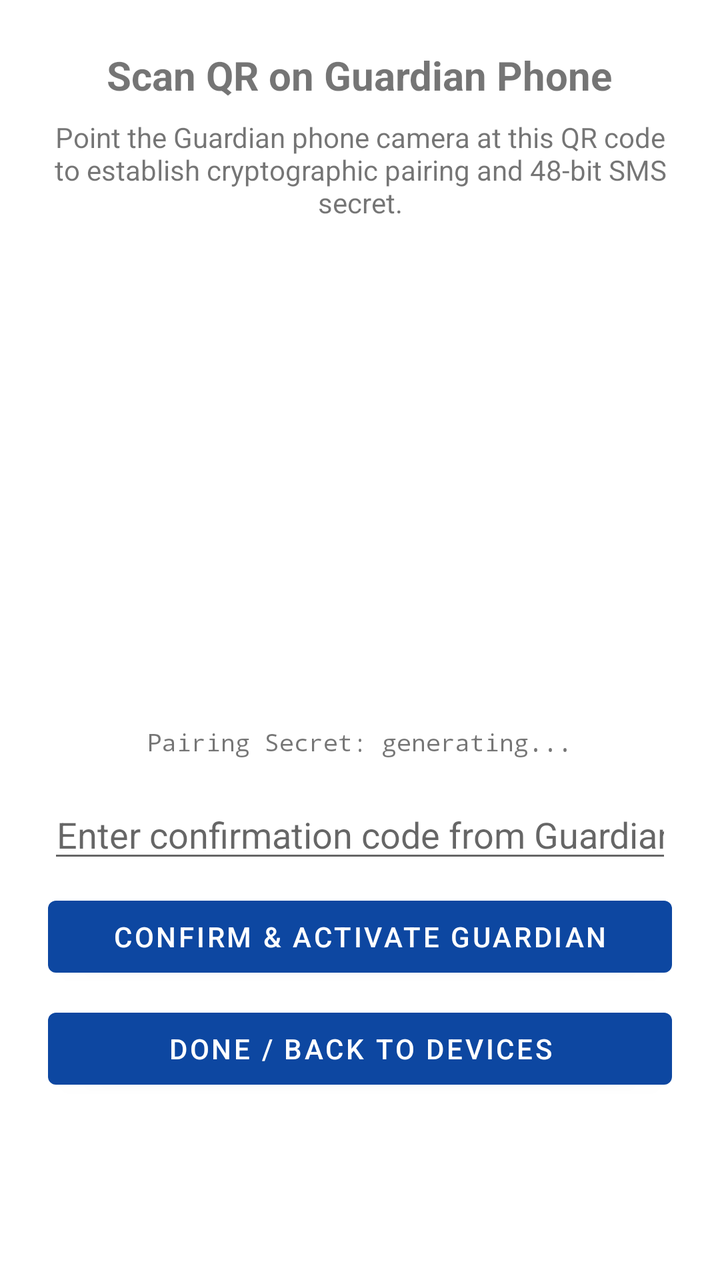
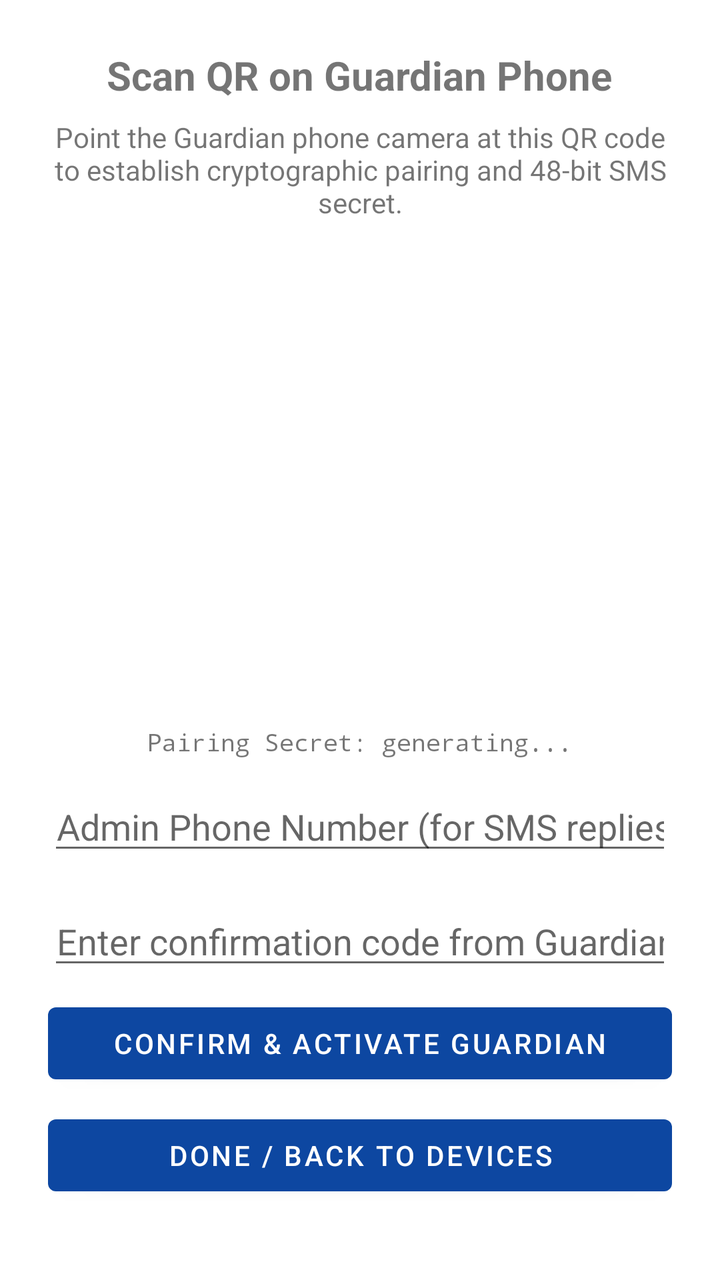

Before-and-after screenshots of an Android layout around one commit, followed by the original layout XML and the change that was made.
<!-- AndroidManifest.xml: application theme Theme.Admin -->
<!-- res/layout/activity_pair_device.xml -->
<?xml version="1.0" encoding="utf-8"?>
<ScrollView xmlns:android="http://schemas.android.com/apk/res/android"
    android:layout_width="match_parent"
    android:layout_height="match_parent"
    android:fillViewport="true">

    <LinearLayout
        android:layout_width="match_parent"
        android:layout_height="wrap_content"
        android:gravity="center_horizontal"
        android:orientation="vertical"
        android:padding="24dp">

        <TextView
            android:layout_width="wrap_content"
            android:layout_height="wrap_content"
            android:text="@string/pairing_title"
            android:textSize="20sp"
            android:textStyle="bold" />

        <TextView
            android:layout_width="wrap_content"
            android:layout_height="wrap_content"
            android:layout_marginTop="8dp"
            android:gravity="center"
            android:text="Point the Guardian phone camera at this QR code to establish cryptographic pairing and 48-bit SMS secret."
            android:textSize="14sp" />

        <ImageView
            android:id="@+id/ivQrCode"
            android:layout_width="220dp"
            android:layout_height="220dp"
            android:layout_marginTop="16dp"
            android:layout_marginBottom="16dp"
            android:contentDescription="Pairing QR Code" />

        <TextView
            android:id="@+id/tvPairingSecret"
            android:layout_width="wrap_content"
            android:layout_height="wrap_content"
            android:fontFamily="monospace"
            android:text="Pairing Secret: generating..."
            android:textSize="12sp" />

        <EditText
            android:id="@+id/etConfirmCode"
            android:layout_width="match_parent"
            android:layout_height="wrap_content"
            android:layout_marginTop="16dp"
            android:hint="Enter confirmation code from Guardian"
            android:inputType="text"
            android:textAlignment="center" />

        <Button
            android:id="@+id/btnApprovePairing"
            android:layout_width="match_parent"
            android:layout_height="wrap_content"
            android:layout_marginTop="8dp"
            android:text="Confirm &amp; Activate Guardian" />

        <Button
            android:id="@+id/btnDone"
            android:layout_width="match_parent"
            android:layout_height="wrap_content"
            android:layout_marginTop="8dp"
            android:text="Done / Back to Devices" />

    </LinearLayout>
</ScrollView>
<!-- resources referenced by this layout -->
<resources>
  <string name="pairing_title">Scan QR on Guardian Phone</string>
  <style name="Theme.Admin" parent="Theme.MaterialComponents.DayNight.DarkActionBar">
          <item name="colorPrimary">#0D47A1</item>
          <item name="colorPrimaryVariant">#002171</item>
          <item name="colorOnPrimary">#FFFFFF</item>
      </style>
</resources>

<!-- the commit's change to res/layout/activity_pair_device.xml (unified diff, before → after) -->
@@ -43,6 +43,15 @@
             android:textSize="12sp" />
 
         <EditText
+            android:id="@+id/etAdminPhone"
+            android:layout_width="match_parent"
+            android:layout_height="wrap_content"
+            android:layout_marginTop="12dp"
+            android:hint="Admin Phone Number (for SMS replies)"
+            android:inputType="phone"
+            android:textAlignment="center" />
+
+        <EditText
             android:id="@+id/etConfirmCode"
             android:layout_width="match_parent"
             android:layout_height="wrap_content"
